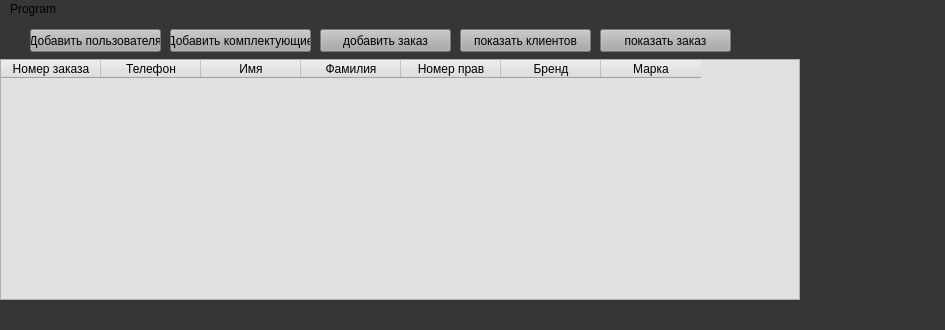
Above: UI/main.ui from MaximToporkov/TITAKIMURADOK before the change. Below: the same form after it.
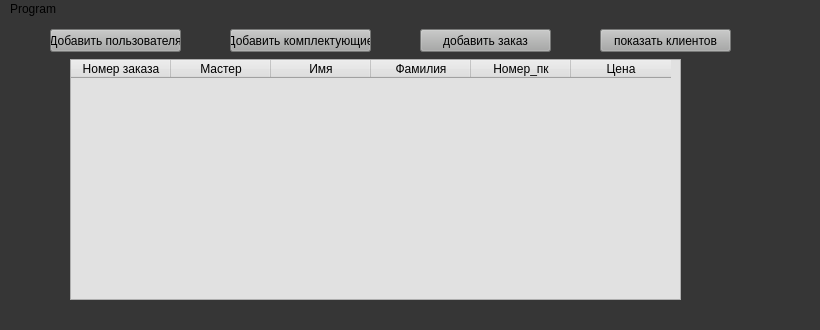
That is the form after the change.

Diff of the .ui file:
```diff
--- a/UI/main.ui
+++ b/UI/main.ui
@@ -6,7 +6,7 @@
    <rect>
     <x>0</x>
     <y>0</y>
-    <width>945</width>
+    <width>820</width>
     <height>330</height>
    </rect>
   </property>
@@ -26,9 +26,9 @@
    <widget class="QTableWidget" name="tableWidget">
     <property name="geometry">
      <rect>
-      <x>0</x>
+      <x>70</x>
       <y>40</y>
-      <width>800</width>
+      <width>611</width>
       <height>241</height>
      </rect>
     </property>
@@ -48,7 +48,7 @@
     </column>
     <column>
      <property name="text">
-      <string>Телефон</string>
+      <string>Мастер</string>
      </property>
     </column>
     <column>
@@ -63,24 +63,19 @@
     </column>
     <column>
      <property name="text">
-      <string>Номер прав</string>
+      <string>Номер_пк</string>
      </property>
     </column>
     <column>
      <property name="text">
-      <string>Бренд</string>
-     </property>
-    </column>
-    <column>
-     <property name="text">
-      <string>Марка</string>
+      <string>Цена</string>
      </property>
     </column>
    </widget>
    <widget class="QPushButton" name="add_user">
     <property name="geometry">
      <rect>
-      <x>30</x>
+      <x>50</x>
       <y>10</y>
       <width>131</width>
       <height>23</height>
@@ -96,7 +91,7 @@
    <widget class="QPushButton" name="add_car">
     <property name="geometry">
      <rect>
-      <x>170</x>
+      <x>230</x>
       <y>10</y>
       <width>141</width>
       <height>23</height>
@@ -112,7 +107,7 @@
    <widget class="QPushButton" name="add_order">
     <property name="geometry">
      <rect>
-      <x>320</x>
+      <x>420</x>
       <y>10</y>
       <width>131</width>
       <height>23</height>
@@ -128,22 +123,6 @@
    <widget class="QPushButton" name="show_user_butt">
     <property name="geometry">
      <rect>
-      <x>460</x>
-      <y>10</y>
-      <width>131</width>
-      <height>23</height>
-     </rect>
-    </property>
-    <property name="styleSheet">
-     <string notr="true">background-color:rgb(167, 168, 167)</string>
-    </property>
-    <property name="text">
-     <string>показать клиентов</string>
-    </property>
-   </widget>
-   <widget class="QPushButton" name="show_car_butt">
-    <property name="geometry">
-     <rect>
       <x>600</x>
       <y>10</y>
       <width>131</width>
@@ -154,7 +133,7 @@
      <string notr="true">background-color:rgb(167, 168, 167)</string>
     </property>
     <property name="text">
-     <string>показать заказ</string>
+     <string>показать клиентов</string>
     </property>
    </widget>
   </widget>
@@ -163,7 +142,7 @@
     <rect>
      <x>0</x>
      <y>0</y>
-     <width>945</width>
+     <width>820</width>
      <height>22</height>
     </rect>
    </property>
```
Left out of the diff: 2 changed lines with no effect on the pictures.
